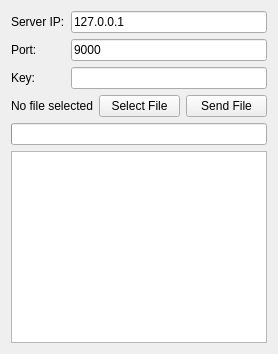
First picture: the form in ui/ClientWidget.ui, repository pinakdhabu/securefiletransfer, before the edit.
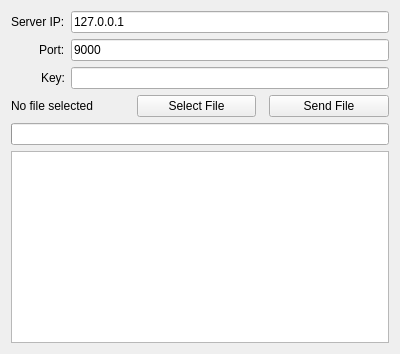
Second picture: the form after the edit.

The edit to the form file:
```diff
--- a/ui/ClientWidget.ui
+++ b/ui/ClientWidget.ui
@@ -2,9 +2,18 @@
 <ui version="4.0">
  <class>ClientWidget</class>
  <widget class="QWidget" name="ClientWidget">
+  <property name="minimumSize">
+   <size>
+    <width>400</width>
+    <height>300</height>
+   </size>
+  </property>
   <layout class="QVBoxLayout" name="verticalLayout">
    <item>
     <layout class="QFormLayout" name="formLayout">
+     <property name="labelAlignment">
+      <set>Qt::AlignRight|Qt::AlignTrailing|Qt::AlignVCenter</set>
+     </property>
      <item row="0" column="0">
       <widget class="QLabel" name="labelHost"><property name="text"><string>Server IP:</string></property></widget>
      </item>
@@ -33,17 +42,33 @@
      <item>
       <widget class="QPushButton" name="selectButton"><property name="text"><string>Select File</string></property></widget>
      </item>
+     <item>
+      <spacer name="hSpacer1">
+       <property name="orientation">
+        <enum>Qt::Horizontal</enum>
+       </property>
+      </spacer>
+     </item>
      <item>
       <widget class="QPushButton" name="sendButton"><property name="text"><string>Send File</string></property></widget>
      </item>
     </layout>
    </item>
    <item>
-    <widget class="QProgressBar" name="progressBar"/>
+    <widget class="QProgressBar" name="progressBar">
+     <property name="textVisible"><bool>true</bool></property>
+     <property name="minimumHeight"><number>18</number></property>
+    </widget>
    </item>
    <item>
     <widget class="QPlainTextEdit" name="log">
      <property name="readOnly"><bool>true</bool></property>
+     <property name="sizePolicy">
+      <sizepolicy hsizetype="Expanding" vsizetype="Expanding">
+       <horstretch>0</horstretch>
+       <verstretch>1</verstretch>
+      </sizepolicy>
+     </property>
     </widget>
    </item>
   </layout>
```
